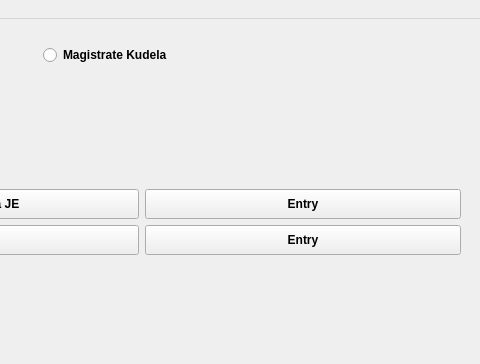
HunterProgram22/MuniEntry, file resources/ui/MainWindow.ui: the form before one commit; both pictures show x 520 to 1000 and y 0 to 364 of the 1000 by 800 pixel window.
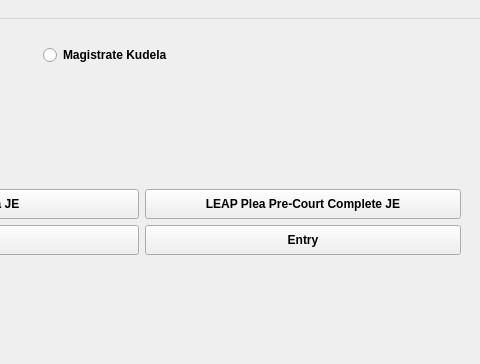
The form after the commit.

Commit message: Added Leap Precompletion Dialog

Patch:
```diff
--- a/resources/ui/MainWindow.ui
+++ b/resources/ui/MainWindow.ui
@@ -203,7 +203,7 @@
         </size>
        </property>
        <property name="text">
-        <string>Entry</string>
+        <string>LEAP Plea Pre-Court Complete JE</string>
        </property>
       </widget>
      </item>
@@ -261,7 +261,7 @@
      </item>
     </layout>
    </widget>
-   <widget class="QWidget" name="">
+   <widget class="QWidget" name="layoutWidget">
     <property name="geometry">
      <rect>
       <x>25</x>
```
Left out of the diff: 4 changed lines with no effect on the pictures. The commit also changes 7 other files.
